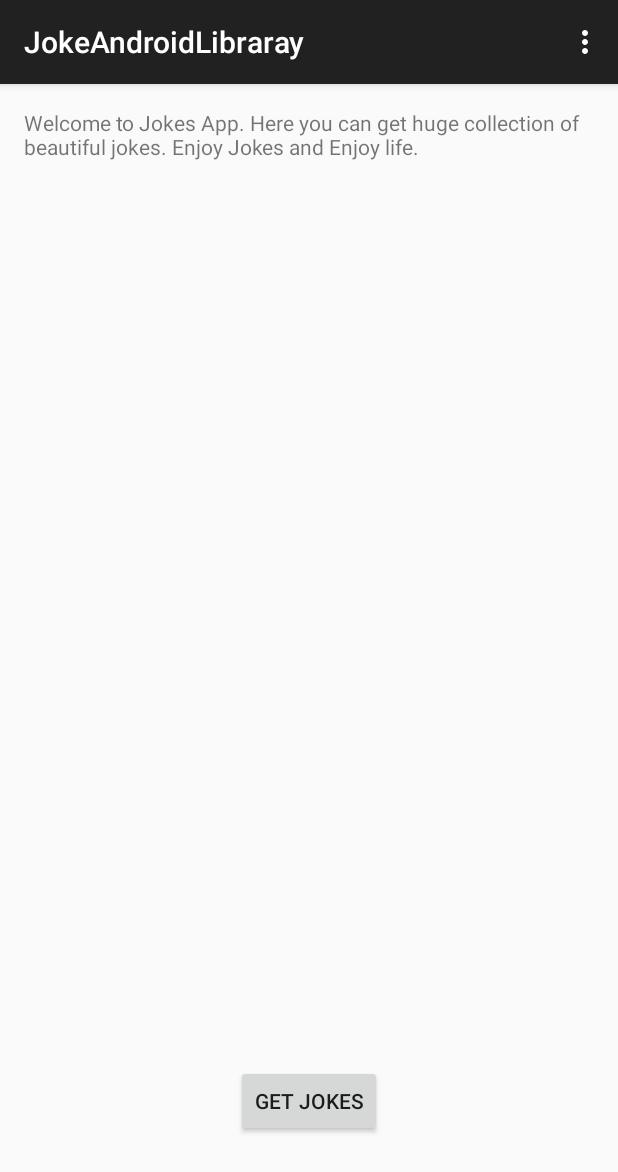
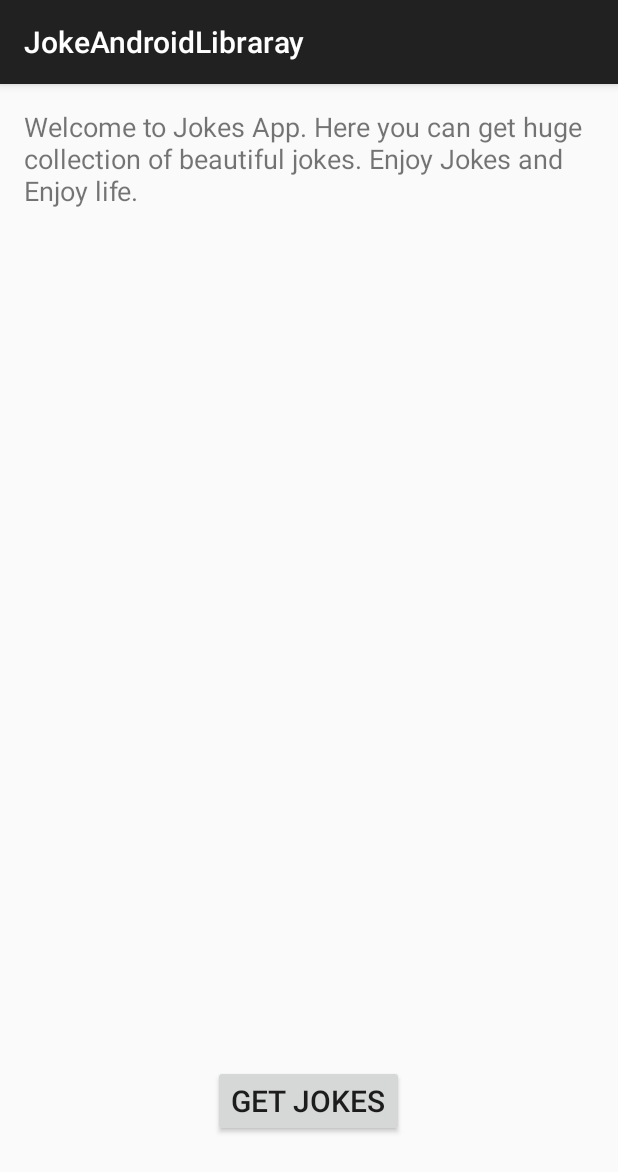
Before and after one commit to jupitorapps/BuildItBigger---Joke-App, an Android app: the screen it shows after launch (MainActivity), on a phone screen of 412 x 824 dp. Shown: the top 1172 px of the screen. Run offline under Robolectric (Android 15) with nearby library versions, the light colour scheme and no system bars; our stand-ins replace AdMob.

Commit message:
ready for submission

```diff
--- a/app/src/main/java/com/udacity/gradle/builditbigger/MainActivity.java
+++ b/app/src/main/java/com/udacity/gradle/builditbigger/MainActivity.java
@@ -1,9 +1,6 @@
 package com.udacity.gradle.builditbigger;
 
 import android.os.Bundle;
-import android.util.Log;
-import android.view.Menu;
-import android.view.MenuItem;
 import android.view.View;
 
 import androidx.appcompat.app.AppCompatActivity;
@@ -18,10 +15,6 @@ public class MainActivity extends AppCompatActivity {
         super.onCreate(savedInstanceState);
         setContentView(R.layout.activity_main);
 
-        Log.d(TAG, "onCreate: Build Flavor: "+BuildConfig.FLAVOR);
-
-
-
         findViewById(R.id.button_show_jokes).setOnClickListener(new View.OnClickListener() {
             @Override
             public void onClick(View v) {
@@ -29,29 +22,6 @@ public class MainActivity extends AppCompatActivity {
             }
         });
 
-    }
-
-
-    @Override
-    public boolean onCreateOptionsMenu(Menu menu) {
-        // Inflate the menu; this adds items to the action bar if it is present.
-        getMenuInflater().inflate(R.menu.menu_main, menu);
-        return true;
-    }
-
-    @Override
-    public boolean onOptionsItemSelected(MenuItem item) {
-        // Handle action bar item clicks here. The action bar will
-        // automatically handle clicks on the Home/Up button, so long
-        // as you specify a parent activity in AndroidManifest.xml.
-        int id = item.getItemId();
-
-        //noinspection SimplifiableIfStatement
-        if (id == R.id.action_settings) {
-            return true;
-        }
-
-        return super.onOptionsItemSelected(item);
     }
 
     public void tellJoke() {
--- a/app/src/main/java/com/udacity/gradle/builditbigger/MainActivityFragment.java
+++ b/app/src/main/java/com/udacity/gradle/builditbigger/MainActivityFragment.java
@@ -1,7 +1,6 @@
 package com.udacity.gradle.builditbigger;
 
 import android.os.Bundle;
-import android.util.Log;
 import android.view.LayoutInflater;
 import android.view.View;
 import android.view.ViewGroup;
@@ -42,8 +41,6 @@ public class MainActivityFragment extends Fragment {
         } else {
 
             View root = inflater.inflate(R.layout.fragment_main_paid, container, false);
-            Log.d(TAG, "onCreateView: Build came here");
-
             return root;
 
         }
--- a/app/src/main/res/layout/fragment_main.xml
+++ b/app/src/main/res/layout/fragment_main.xml
@@ -13,6 +13,7 @@
         android:id="@+id/instructions_text_view"
         android:layout_width="wrap_content"
         android:layout_height="wrap_content"
+        android:textSize="18sp"
         android:text="@string/instructions" />
 
     <Button
@@ -24,6 +25,7 @@
         android:layout_centerHorizontal="true"
         android:layout_above="@id/adView"
         android:layout_marginBottom="50dp"
+        android:textSize="20sp"
         android:text="@string/button_text" />
 
     <com.google.android.gms.ads.AdView
--- a/app/src/main/res/layout/fragment_main_paid.xml
+++ b/app/src/main/res/layout/fragment_main_paid.xml
@@ -13,6 +13,7 @@
         android:id="@+id/instructions_text_view"
         android:layout_width="wrap_content"
         android:layout_height="wrap_content"
+        android:textSize="18sp"
         android:text="@string/instructions" />
 
     <Button
@@ -23,6 +24,7 @@
         android:layout_alignParentBottom="true"
         android:layout_centerHorizontal="true"
         android:layout_marginBottom="50dp"
+        android:textSize="20sp"
         android:gravity="center"
         android:text="@string/button_text" />
 
--- a/app/src/main/res/menu/menu_main.xml
+++ /dev/null
@@ -1,10 +0,0 @@
-<menu xmlns:android="http://schemas.android.com/apk/res/android"
-    xmlns:app="http://schemas.android.com/apk/res-auto"
-    xmlns:tools="http://schemas.android.com/tools"
-    tools:context=".MainActivity">
-    <item
-        android:id="@+id/action_settings"
-        android:orderInCategory="100"
-        android:title="@string/action_settings"
-        app:showAsAction="never" />
-</menu>
--- a/jokeandroidlibraray/build.gradle
+++ b/jokeandroidlibraray/build.gradle
@@ -32,5 +32,4 @@ dependencies {
     testImplementation 'junit:junit:4.12'
     androidTestImplementation 'androidx.test.ext:junit:1.1.1'
     androidTestImplementation 'androidx.test.espresso:espresso-core:3.2.0'
-   // implementation project(path: ':app')
 }
--- a/jokeandroidlibraray/src/main/res/values/strings.xml
+++ b/jokeandroidlibraray/src/main/res/values/strings.xml
@@ -1,3 +1,6 @@
 <resources>
     <string name="app_name">JokeAndroidLibraray</string>
+    <string name="joke_placeholder_text">Here a new joke will appear</string>
+    <string name="previous">Previous</string>
+    <string name="next">Next</string>
 </resources>
```
Also changed, not shown: app/build.gradle (+0 -15 lines), app/src/main/java/com/udacity/gradle/builditbigger/NetworkAsyncTask.java (+2 -5 lines), jokeandroidlibraray/src/main/res/layout/activity_show_jokes.xml (+4 -3 lines), 2 other files.
